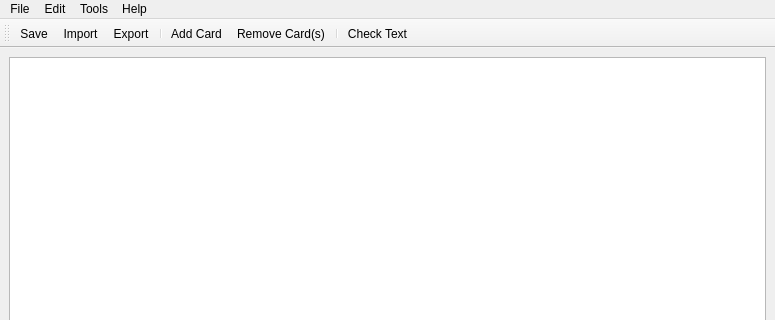
AnotherStranger/cah-fullformat-helper, file src/mainwindow.ui: the form before one commit; both pictures show x 0 to 775 and y 0 to 320 of the 775 by 600 pixel window.
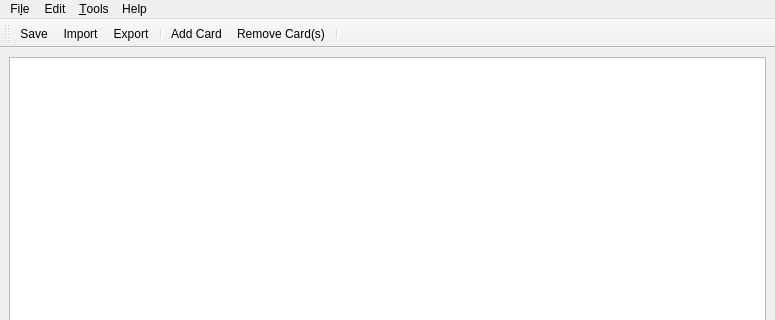
The form after the commit. Icons and pictures are not drawn.

Commit message: Put Card editing into own window.

The edit to the form file:
```diff
--- a/src/mainwindow.ui
+++ b/src/mainwindow.ui
@@ -42,12 +42,12 @@
      <x>0</x>
      <y>0</y>
      <width>775</width>
-     <height>20</height>
+     <height>30</height>
     </rect>
    </property>
    <widget class="QMenu" name="menuCAH_Helper">
     <property name="title">
-     <string>File</string>
+     <string>Fi&amp;le</string>
     </property>
     <addaction name="actionImport"/>
     <addaction name="actionExport"/>
@@ -63,7 +63,7 @@
    </widget>
    <widget class="QMenu" name="menuTools">
     <property name="title">
-     <string>Tools</string>
+     <string>&amp;Tools</string>
     </property>
     <addaction name="actionOptions"/>
    </widget>
@@ -96,7 +96,6 @@
    <addaction name="actionAdd_Card"/>
    <addaction name="actionRemove_Card_s"/>
    <addaction name="separator"/>
-   <addaction name="actionCheck_Text"/>
   </widget>
   <action name="actionImport">
    <property name="icon">
@@ -104,7 +103,7 @@
      <normaloff>:/images/images/import.svg</normaloff>:/images/images/import.svg</iconset>
    </property>
    <property name="text">
-    <string>Import</string>
+    <string>&amp;Import</string>
    </property>
    <property name="shortcut">
     <string>Ctrl+I</string>
@@ -117,7 +116,7 @@
     </iconset>
    </property>
    <property name="text">
-    <string>Export</string>
+    <string>&amp;Export</string>
    </property>
    <property name="shortcut">
     <string>Ctrl+E</string>
@@ -130,7 +129,7 @@
     </iconset>
    </property>
    <property name="text">
-    <string>Save</string>
+    <string>&amp;Save</string>
    </property>
    <property name="shortcut">
     <string>Ctrl+S</string>
@@ -142,7 +141,7 @@
      <normaloff>:/images/images/add.svg</normaloff>:/images/images/add.svg</iconset>
    </property>
    <property name="text">
-    <string>Add Card</string>
+    <string>&amp;Add Card</string>
    </property>
    <property name="shortcut">
     <string>Ctrl+N</string>
@@ -155,7 +154,7 @@
     </iconset>
    </property>
    <property name="text">
-    <string>Remove Card(s)</string>
+    <string>&amp;Remove Card(s)</string>
    </property>
    <property name="shortcut">
     <string>Del</string>
@@ -176,19 +175,7 @@
   </action>
   <action name="actionAbout">
    <property name="text">
-    <string>About</string>
-   </property>
-  </action>
-  <action name="actionCheck_Text">
-   <property name="icon">
-    <iconset resource="resources.qrc">
-     <normaloff>:/images/images/spelling.svg</normaloff>:/images/images/spelling.svg</iconset>
-   </property>
-   <property name="text">
-    <string>Check Text</string>
-   </property>
-   <property name="shortcut">
-    <string>Ctrl+L</string>
+    <string>&amp;About</string>
    </property>
   </action>
  </widget>
```
Left out of the diff: 3 changed lines with no effect on the pictures. The commit also changes 5 other files.
